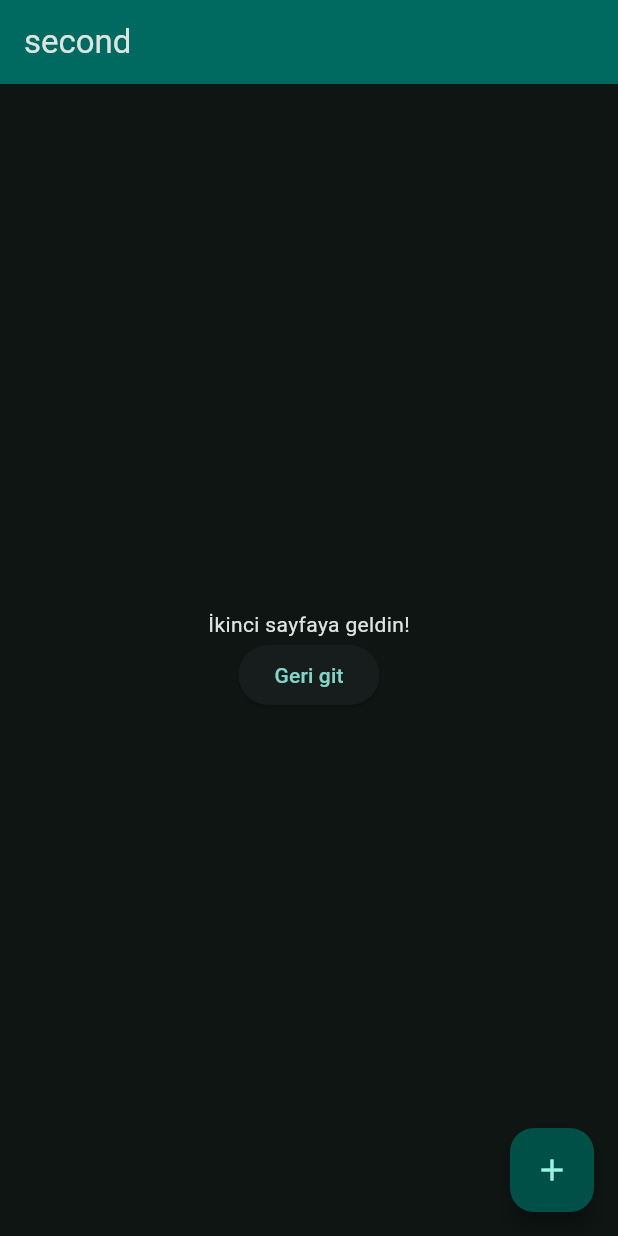
After one commit to Hakkology/Flutter-Fundamentals, a Flutter app: the screen it shows after launch, after a tap on "Sayfaya git", after a tap on the "add" icon, on a phone screen of 412 x 824 dp. The commit adds this screen. Run offline on Flutter 3.47's test engine with Material 2 defaults, Android fonts, the phone set to English and light mode, and no system bars; our stand-ins replace get; network calls fail.

Commit message:
page layout added.

```diff
--- a/Flutter-2/flutter_oyk_2/lib/main.dart
+++ b/Flutter-2/flutter_oyk_2/lib/main.dart
@@ -1,7 +1,6 @@
-import 'dart:ffi';
-
 import 'package:flutter/material.dart';
 import 'package:get/get.dart';
+import 'package:flutter_oyk_2/page2.dart';
 
 void main() {
   runApp(const MyApp());
@@ -13,7 +12,7 @@ class MyApp extends StatelessWidget {
   // This widget is the root of your application.
   @override
   Widget build(BuildContext context) {
-    return MaterialApp(
+    return GetMaterialApp(
       title: 'Flutter Demo',
       debugShowCheckedModeBanner: false,
       darkTheme: ThemeData(useMaterial3: true),
@@ -33,8 +32,10 @@ class MyApp extends StatelessWidget {
           //
           // This works for code too, not just values: Most code changes can be
           // tested with just a hot reload.
-        colorScheme: ColorScheme.fromSeed(seedColor: Colors.deepPurple),
-      ),
+
+          colorScheme: ColorScheme.fromSeed(
+              seedColor: Colors.teal, brightness: Brightness.dark),
+          useMaterial3: true),
       home: const MyHomePage(title: 'Flutter Demo Home Page'),
     );
   }
@@ -59,17 +60,11 @@ class MyHomePage extends StatefulWidget {
 }
 
 class _MyHomePageState extends State<MyHomePage> {
-  final _counter = 0.obs;
+  final counter = 0.obs;
+  TextEditingController nameController = TextEditingController();
 
   void _incrementCounter() {
-    setState(() {
-      // This call to setState tells the Flutter framework that something has
-      // changed in this State, which causes it to rerun the build method below
-      // so that the display can reflect the updated values. If we changed
-      // _counter without calling setState(), then the build method would not be
-      // called again, and so nothing would appear to happen.
-      _counter.value++;
-    });
+    counter.value++;
   }
 
   @override
@@ -112,12 +107,49 @@ class _MyHomePageState extends State<MyHomePage> {
             const Text(
               'You have pushed the button this many times:',
             ),
-            Obx(
-              () => Text(
-                '${_counter.value}',
+            Obx(() => Text(
+                  "${counter.value}",
                   style: Theme.of(context).textTheme.headlineMedium,
+                )),
+            ElevatedButton.icon(
+                onPressed: () async {
+                  String? result = await Get.dialog(
+                      Dialog(
+                        child: Center(
+                            child: Padding(
+                                padding: const EdgeInsets.all(20),
+                                child: Column(children: [
+                                  Text("Merhaba, ben bir diyalogum",
+                                      style: Theme.of(context)
+                                          .textTheme
+                                          .bodyLarge),
+                                  TextField(controller: nameController),
+                                  TextButton(
+                                      onPressed: () {
+                                        Get.back(result: nameController.text);
+                                      },
+                                      child: const Text("OK")),
+                                  TextButton(
+                                    child: const Text("Cancel"),
+                                    onPressed: () {
+                                      Get.back(result: null);
+                                    },
+                                  )
+                                ]))),
                       ),
-            )
+                      barrierDismissible: false);
+
+                  String name = result ?? "N/A";
+                  Get.snackbar("Hoş geldiniz, $name!", "jksadfkjsdahf");
+                },
+                icon: const Icon(Icons.abc),
+                label: const Text("Click me")),
+            ElevatedButton.icon(
+                onPressed: () {
+                  Get.off(const MySecondPage());
+                },
+                icon: const Icon(Icons.games_rounded),
+                label: const Text("Sayfaya git"))
           ],
         ),
       ),
--- /dev/null
+++ b/Flutter-2/flutter_oyk_2/lib/page2.dart
@@ -0,0 +1,82 @@
+import 'package:flutter/material.dart';
+import 'package:get/get.dart';
+
+class MySecondPage extends StatefulWidget {
+  const MySecondPage({super.key});
+
+  // This widget is the home page of your application. It is stateful, meaning
+  // that it has a State object (defined below) that contains fields that affect
+  // how it looks.
+
+  // This class is the configuration for the state. It holds the values (in this
+  // case the title) provided by the parent (in this case the App widget) and
+  // used by the build method of the State. Fields in a Widget subclass are
+  // always marked "final".
+
+  @override
+  State<MySecondPage> createState() => _MySecondPageState();
+}
+
+class _MySecondPageState extends State<MySecondPage> {
+  final counter = 0.obs;
+
+  void _incrementCounter() {
+    counter.value++;
+  }
+
+  @override
+  Widget build(BuildContext context) {
+    // This method is rerun every time setState is called, for instance as done
+    // by the _incrementCounter method above.
+    //
+    // The Flutter framework has been optimized to make rerunning build methods
+    // fast, so that you can just rebuild anything that needs updating rather
+    // than having to individually change instances of widgets.
+    return Scaffold(
+      appBar: AppBar(
+        // TRY THIS: Try changing the color here to a specific color (to
+        // Colors.amber, perhaps?) and trigger a hot reload to see the AppBar
+        // change color while the other colors stay the same.
+        backgroundColor: Theme.of(context).colorScheme.inversePrimary,
+        // Here we take the value from the MySecondPage object that was created by
+        // the App.build method, and use it to set our appbar title.
+        title: const Text("second"),
+      ),
+      body: Center(
+        // Center is a layout widget. It takes a single child and positions it
+        // in the middle of the parent.
+        child: Column(
+          // Column is also a layout widget. It takes a list of children and
+          // arranges them vertically. By default, it sizes itself to fit its
+          // children horizontally, and tries to be as tall as its parent.
+          //
+          // Column has various properties to control how it sizes itself and
+          // how it positions its children. Here we use mainAxisAlignment to
+          // center the children vertically; the main axis here is the vertical
+          // axis because Columns are vertical (the cross axis would be
+          // horizontal).
+          //
+          // TRY THIS: Invoke "debug painting" (choose the "Toggle Debug Paint"
+          // action in the IDE, or press "p" in the console), to see the
+          // wireframe for each widget.
+          mainAxisAlignment: MainAxisAlignment.center,
+          children: <Widget>[
+            const Text(
+              'İkinci sayfaya geldin!',
+            ),
+            ElevatedButton(
+                onPressed: () {
+                  Get.back();
+                },
+                child: const Text("Geri git"))
+          ],
+        ),
+      ),
+      floatingActionButton: FloatingActionButton(
+        onPressed: _incrementCounter,
+        tooltip: 'Increment',
+        child: const Icon(Icons.add),
+      ), // This trailing comma makes auto-formatting nicer for build methods.
+    );
+  }
+}
```
Also changed, not shown: Notes.dart (+18 -7 lines). Lines whose indentation alone changed are shown as unchanged.
